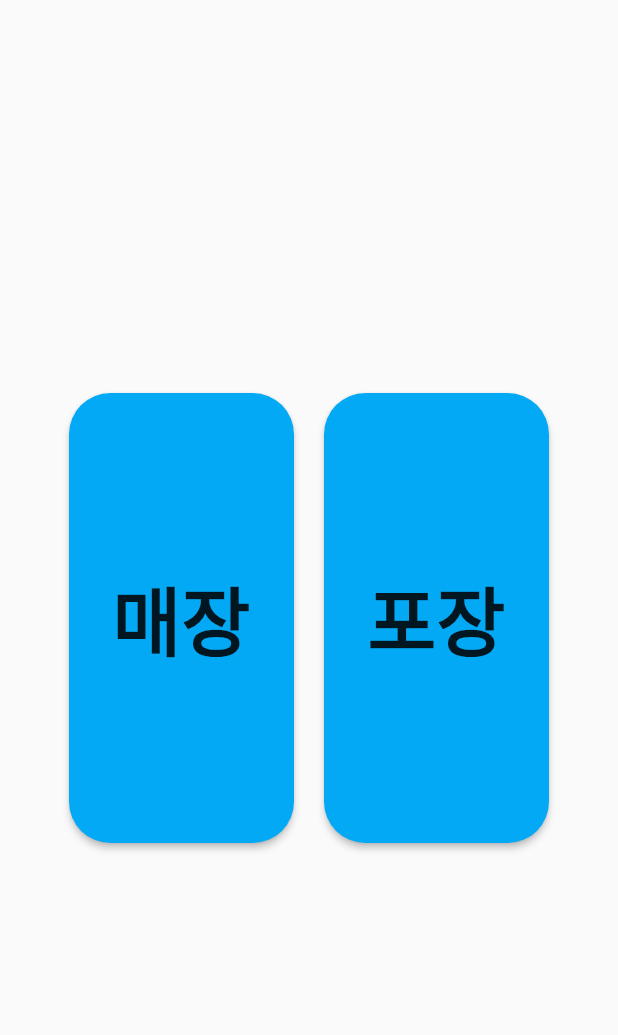
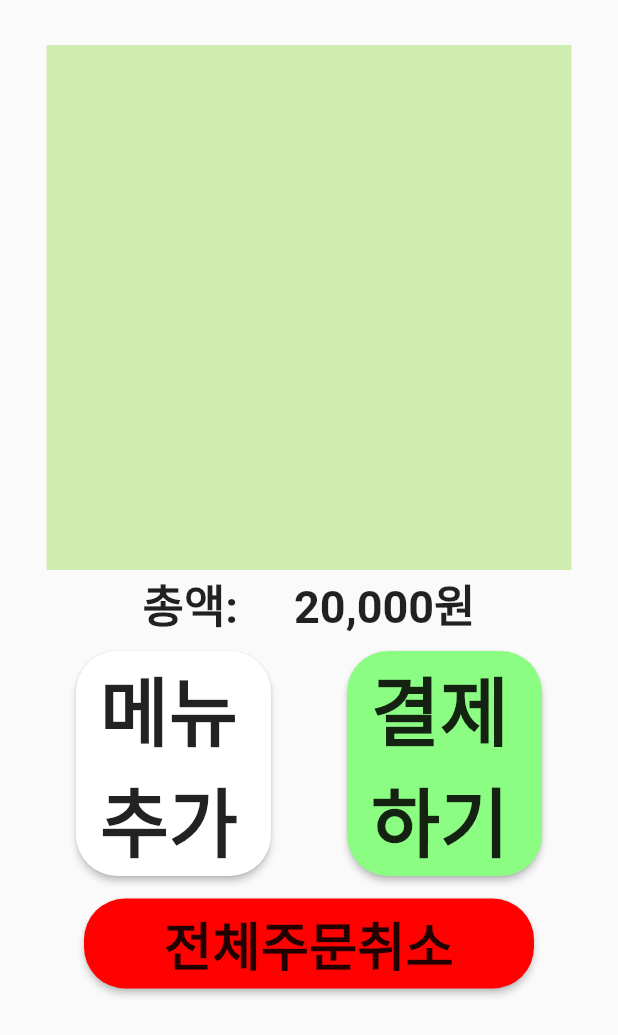
Before and after one commit to SeoungHyuckWon/flutterAppForHCI_kiosk, a Flutter app: the screen it shows after launch, on a phone screen of 412 x 824 dp. Shown: the top 1035 px of the screen. Run offline on Flutter 3.47's test engine with Material 2 defaults, Android fonts, the phone set to English and light mode, and no system bars.

Commit message:
first commit

```diff
--- a/lib/main.dart
+++ b/lib/main.dart
@@ -1,4 +1,5 @@
 import 'package:flutter/material.dart';
+import 'package:flutter_application_kiosk/screens/final.dart';
 import 'screens/start.dart';
 
 void main() {
@@ -16,7 +17,7 @@ class MyApp extends StatelessWidget {
       theme: ThemeData(
           primarySwatch: Colors.lightBlue, primaryColor: Colors.white),
       // ignore: prefer_const_constructors
-      home: MyStartPage(title: 'Flutter Demo Home Page'),
+      home: MyFinalPage(title: 'Flutter Demo Home Page'),
     );
   }
 }
--- a/lib/screens/final.dart
+++ b/lib/screens/final.dart
@@ -0,0 +1,82 @@
+import 'package:flutter/material.dart';
+import 'package:flutter_application_kiosk/screens/start.dart';
+
+class MyFinalPage extends StatefulWidget {
+  const MyFinalPage({ Key? key, required String title }) : super(key: key);
+
+  @override
+  State<MyFinalPage> createState() => _MyFinalPageState();
+}
+
+class _MyFinalPageState extends State<MyFinalPage> {
+  @override
+  Widget build(BuildContext context) {
+    return Scaffold(
+      body: Container(
+      alignment: Alignment.center,
+      child: Column(
+        children: [
+          Container(
+            width: 350,
+            height: 350,
+            color: Color.fromARGB(255, 208, 237, 176),
+            margin: EdgeInsets.only(top:30)
+          ),
+        Text('총액:     20,000원',style: TextStyle(fontSize: 30, fontWeight: FontWeight.bold)),
+        SizedBox(height: 10.0),
+        Row(
+          mainAxisAlignment: MainAxisAlignment.spaceEvenly,
+           children: [
+             SizedBox(
+              width: 130,
+              height: 150,
+              child: RaisedButton(
+              onPressed: () {
+                print("click");
+              },
+              color: Color.fromARGB(255, 255, 255, 255),
+              child: Text(
+               "메뉴추가",
+               style: TextStyle(fontSize: 50, fontWeight: FontWeight.bold),
+              ),
+              shape: RoundedRectangleBorder(
+              borderRadius: BorderRadius.circular(27.5))),
+            ),
+            SizedBox(
+              width: 130,
+              height: 150,
+              child: RaisedButton(
+              onPressed: () {
+                print("click");
+              },
+              color: Color.fromARGB(255, 139, 253, 131),
+              child: Text(
+               "결제하기",
+               style: TextStyle(fontSize: 50, fontWeight: FontWeight.bold),
+              ),
+              shape: RoundedRectangleBorder(
+              borderRadius: BorderRadius.circular(27.5))),
+            ),
+            ],
+          ),
+          SizedBox(height: 15.0),
+          SizedBox(
+            width: 300,
+            height: 60,
+            child: RaisedButton(
+              onPressed: () {
+                print("click");
+              },
+              color: Color.fromARGB(255, 255, 1, 1),
+              child: Text(
+               "전체주문취소",
+               style: TextStyle(fontSize: 35, fontWeight: FontWeight.bold),
+              ),
+              shape: RoundedRectangleBorder(
+              borderRadius: BorderRadius.circular(27.5))),
+          ),
+        ],
+      )
+      ));
+  }
+}
```
